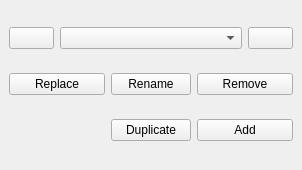
This is selector_dockwidget_base.ui in LBI-brown/thematic-maps as Qt 5 draws it before an edit. The edited form follows.
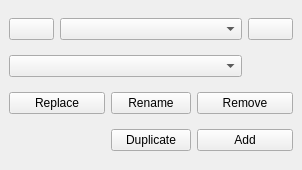
This is the edited form.

Commit message: add combo box for coverage

Diff of the .ui file:
```diff
--- a/selector_dockwidget_base.ui
+++ b/selector_dockwidget_base.ui
@@ -57,7 +57,14 @@
       </property>
      </widget>
     </item>
-    <item row="1" column="0" colspan="2">
+    <item row="1" column="0" colspan="4">
+     <widget class="QComboBox" name="PresetComboBox">
+      <property name="toolTip">
+       <string>Coverage</string>
+      </property>
+     </widget>
+    </item>
+    <item row="2" column="0" colspan="2">
      <widget class="QPushButton" name="pushButton_replace">
       <property name="toolTip">
        <string>Replace theme in dropdown box with what is actually on map</string>
@@ -67,7 +74,7 @@
       </property>
      </widget>
     </item>
-    <item row="1" column="2">
+    <item row="2" column="2">
      <widget class="QPushButton" name="pushButton_rename">
       <property name="toolTip">
        <string>Rename theme</string>
@@ -77,7 +84,7 @@
       </property>
      </widget>
     </item>
-    <item row="1" column="3" colspan="2">
+    <item row="2" column="3" colspan="2">
      <widget class="QPushButton" name="pushButton_remove">
       <property name="toolTip">
        <string>Remove theme</string>
@@ -93,7 +100,7 @@
       </property>
      </widget>
     </item>
-    <item row="2" column="2">
+    <item row="3" column="2">
      <widget class="QPushButton" name="pushButton_duplicate">
       <property name="toolTip">
        <string>Duplicate theme</string>
@@ -103,7 +110,7 @@
       </property>
      </widget>
     </item>
-    <item row="2" column="3" colspan="2">
+    <item row="3" column="3" colspan="2">
      <widget class="QPushButton" name="pushButton_add">
       <property name="toolTip">
        <string>Add shown map layers as new theme</string>
```
